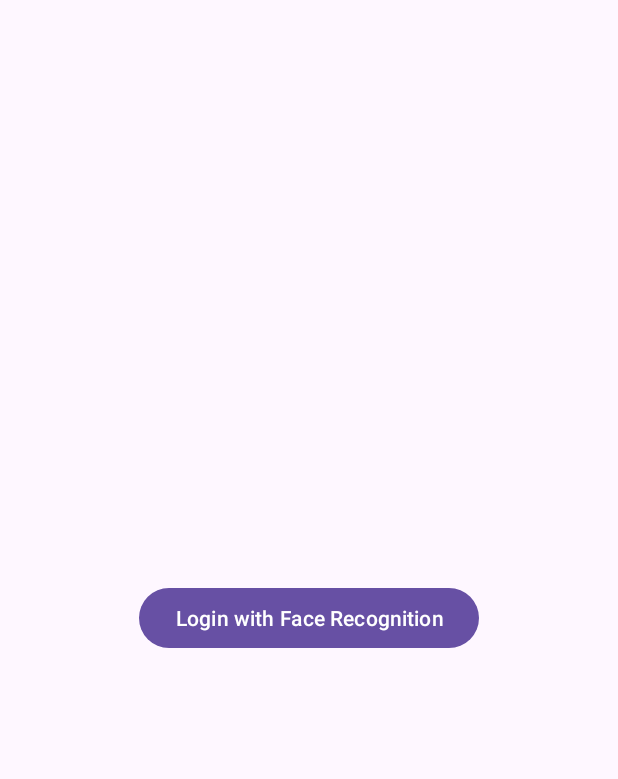
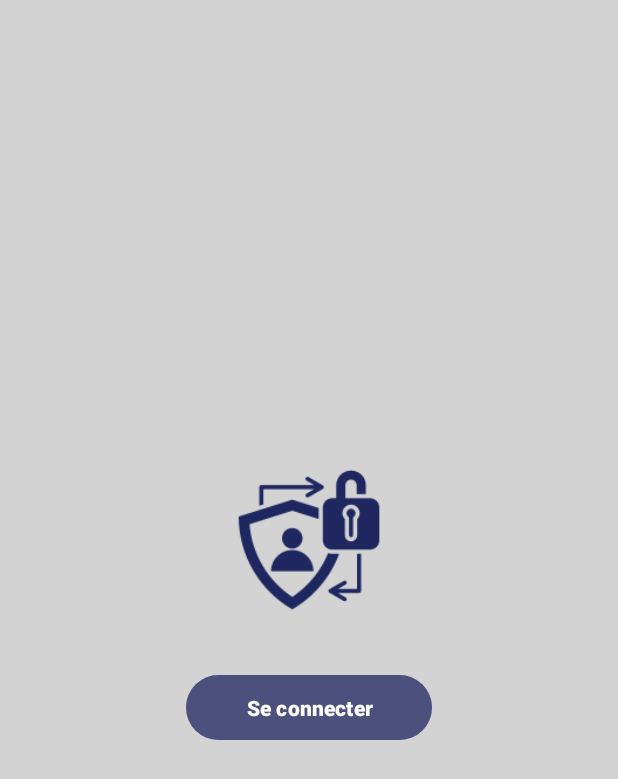
Before and after one commit to maynasri/sensors, an Android app: the screen it shows after launch (MainActivity), on a phone screen of 412 x 824 dp. Shown: the top 779 px of the screen. Run offline under Robolectric (Android 15) with nearby library versions, the phone set to English and light mode, and no system bars.

Commit message:
design  commit
changer  design

```diff
--- a/app/src/main/AndroidManifest.xml
+++ b/app/src/main/AndroidManifest.xml
@@ -1,7 +1,6 @@
 <?xml version="1.0" encoding="utf-8"?>
 <manifest xmlns:android="http://schemas.android.com/apk/res/android"
     xmlns:tools="http://schemas.android.com/tools">
-    <uses-permission android:name="android.permission.USE_FINGERPRINT" />
 
     <uses-permission android:name="android.permission.USE_BIOMETRIC" />
 
@@ -12,9 +11,9 @@
         android:allowBackup="true"
         android:dataExtractionRules="@xml/data_extraction_rules"
         android:fullBackupContent="@xml/backup_rules"
-        android:icon="@mipmap/ic_launcher"
+        android:icon="@mipmap/authentication"
         android:label="@string/app_name"
-        android:roundIcon="@mipmap/ic_launcher_round"
+        android:roundIcon="@mipmap/authentication"
         android:supportsRtl="true"
         android:theme="@style/Theme.Sensors"
         tools:targetApi="31">
--- a/app/src/main/res/layout/activity_main.xml
+++ b/app/src/main/res/layout/activity_main.xml
@@ -4,11 +4,25 @@
     android:layout_width="match_parent"
     android:layout_height="match_parent"
     android:orientation="vertical"
-    android:gravity="center">
+    android:gravity="center"
+    android:background="#D3D3D3"
+    >
+    <ImageView
+        android:id="@+id/logo_image"
+        android:layout_width="100dp"
+        android:layout_height="100dp"
+        android:src="@mipmap/authentication"
+        android:layout_marginBottom="20dp"/>
 
     <Button
         android:id="@+id/faceRecognitionLoginBtn"
-        android:layout_width="wrap_content"
+        android:layout_width="164dp"
         android:layout_height="wrap_content"
-        android:text="Login with Face Recognition" />
+        android:layout_margin="16dp"
+        android:backgroundTint="#801F2760"
+        android:elevation="4dp"
+        android:padding="12dp"
+        android:text="Se connecter"
+        android:textColor="#FFFF"
+        android:textStyle="bold" />
 </LinearLayout>
--- a/app/src/main/res/values/colors.xml
+++ b/app/src/main/res/values/colors.xml
@@ -2,4 +2,5 @@
 <resources>
     <color name="black">#FF000000</color>
     <color name="white">#FFFFFFFF</color>
+    <color name="gris">#D3D3D3</color>
 </resources>
```
Also changed, not shown: app/src/main/java/com/example/sensors/LightActivity.java (+11 -13 lines), app/src/main/res/layout/activity_light.xml (+1 -7 lines), app/src/main/res/drawable/afternoon.jpg (added), app/src/main/res/drawable/background.jpg (added), app/src/main/res/drawable/ic_afternoon.jpg (added), app/src/main/res/drawable/ic_morning.jpg (added), app/src/main/res/drawable/morning.jpg (added), app/src/main/res/drawable/night.png (added), app/src/main/res/mipmap-hdpi/authentication.png (added).
